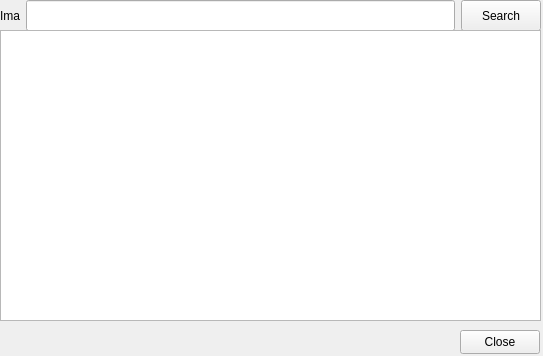
First picture: the form in searchengine.ui, repository acoddi/midCalender, before the edit.
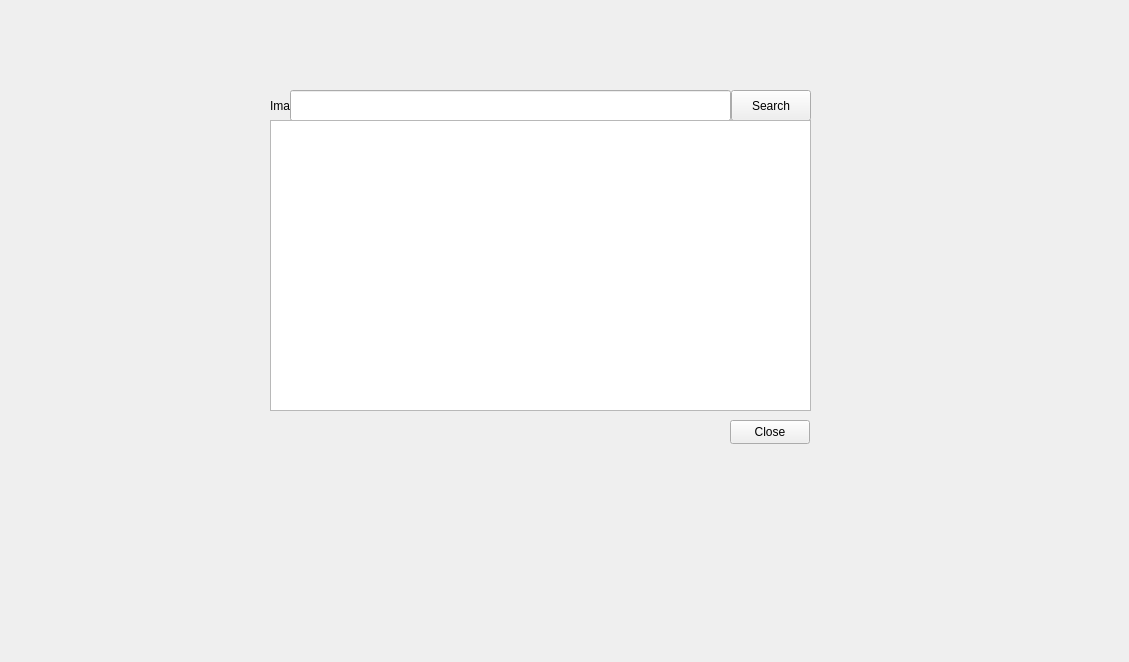
Second picture: the form after the edit.

```diff
--- a/searchengine.ui
+++ b/searchengine.ui
@@ -6,8 +6,8 @@
    <rect>
     <x>0</x>
     <y>0</y>
-    <width>543</width>
-    <height>356</height>
+    <width>1129</width>
+    <height>662</height>
    </rect>
   </property>
   <property name="windowTitle">
@@ -16,13 +16,16 @@
   <widget class="QWidget" name="horizontalLayoutWidget">
    <property name="geometry">
     <rect>
-     <x>0</x>
-     <y>0</y>
+     <x>270</x>
+     <y>90</y>
      <width>541</width>
      <height>31</height>
     </rect>
    </property>
    <layout class="QHBoxLayout" name="horizontalLayout">
+    <property name="spacing">
+     <number>0</number>
+    </property>
     <item>
      <widget class="QLabel" name="label">
       <property name="text">
@@ -58,8 +61,8 @@
   <widget class="QListWidget" name="listWidget">
    <property name="geometry">
     <rect>
-     <x>0</x>
-     <y>30</y>
+     <x>270</x>
+     <y>120</y>
      <width>541</width>
      <height>291</height>
     </rect>
@@ -68,8 +71,8 @@
   <widget class="QPushButton" name="pushButton_2">
    <property name="geometry">
     <rect>
-     <x>460</x>
-     <y>330</y>
+     <x>730</x>
+     <y>420</y>
      <width>80</width>
      <height>24</height>
     </rect>
```
